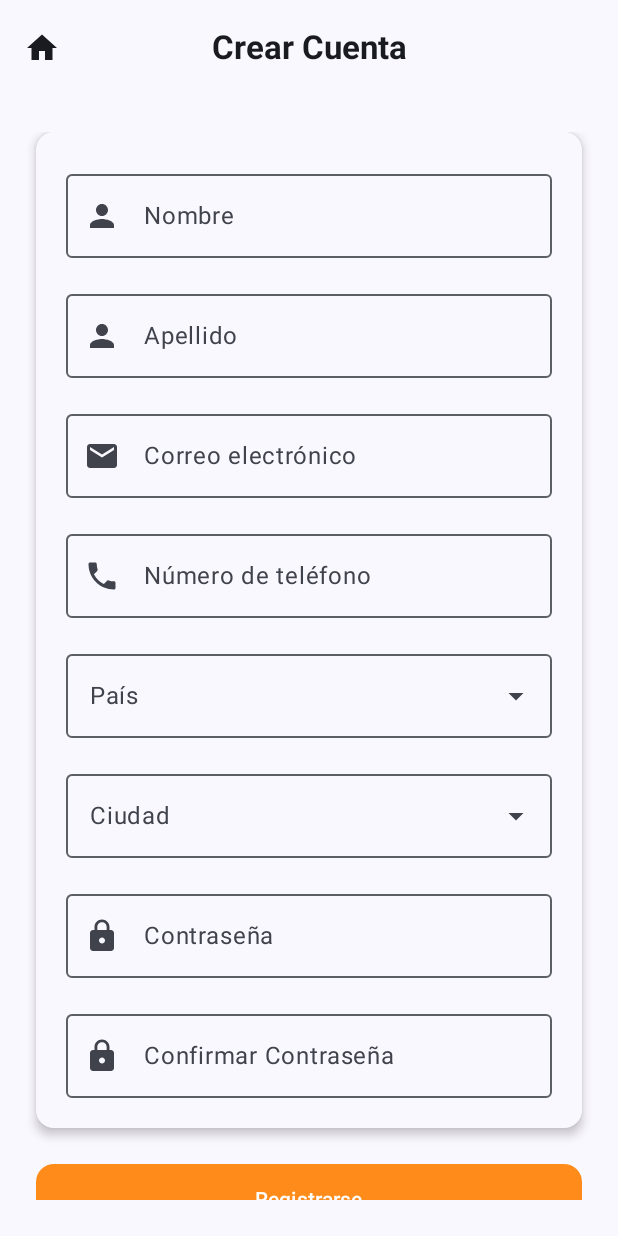
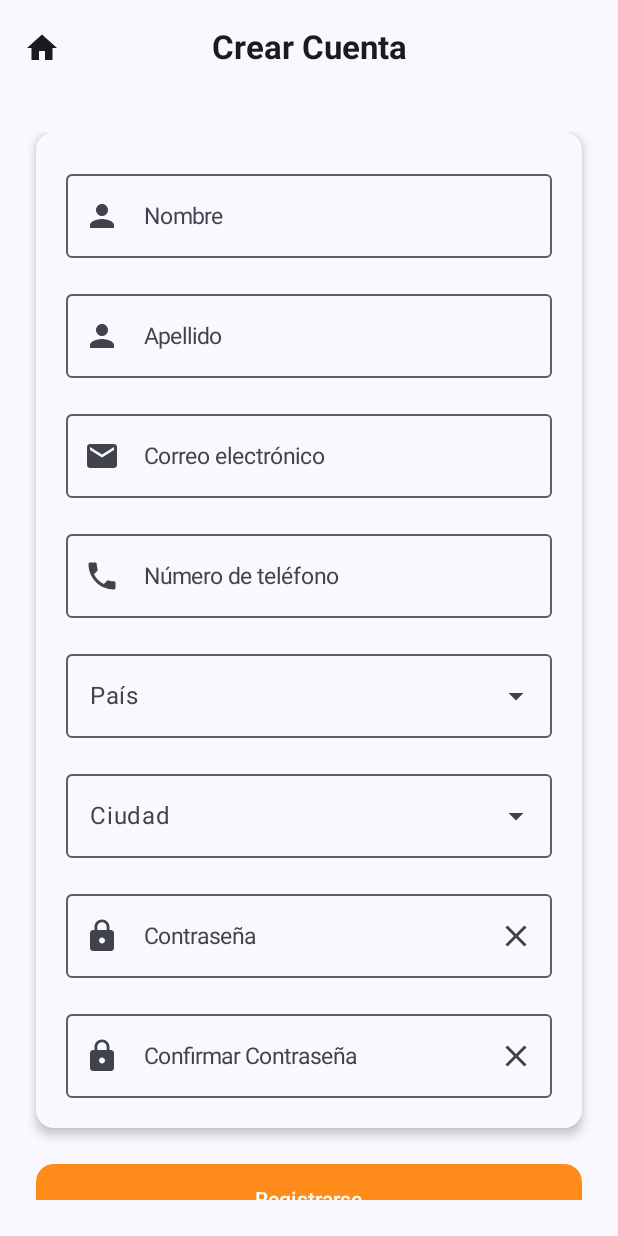
Before and after one commit to dvdm12/unilocal, an Android app built with Jetpack Compose: the Register screen opened through its navigation route, on a phone screen of 412 x 824 dp. Run offline under Robolectric (Android 15) with nearby library versions, the phone set to English and light mode, and no system bars.

```diff
--- a/app/src/main/java/com/example/unilocal/ui/components/home/AuthTextField.kt
+++ b/app/src/main/java/com/example/unilocal/ui/components/home/AuthTextField.kt
@@ -1,63 +1,150 @@
-package com.example.unilocal.ui.components.home // Package declaration
+package com.example.unilocal.ui.components.home
 
-import androidx.compose.foundation.layout.* // Import for layout components
-import androidx.compose.material3.* // Import for Material3 components
-import androidx.compose.runtime.Composable // Import for Composable annotation
-import androidx.compose.runtime.getValue // Import for property delegate 'getValue'
-import androidx.compose.runtime.mutableStateOf // Import for mutable state
-import androidx.compose.runtime.remember // Import for remembering state
-import androidx.compose.runtime.setValue // Import for property delegate 'setValue'
-import androidx.compose.ui.Modifier // Import for Modifier
-import androidx.compose.ui.graphics.vector.ImageVector // Import for vector icons
-import androidx.compose.ui.text.input.PasswordVisualTransformation // Import for password transformation
-import androidx.compose.ui.text.input.VisualTransformation // Import for visual transformation
-import androidx.compose.ui.unit.dp // Import for dp units
+import androidx.compose.foundation.clickable
+import androidx.compose.foundation.layout.*
+import androidx.compose.material.icons.Icons
+import androidx.compose.material.icons.filled.Check
+import androidx.compose.material.icons.filled.Close
+import androidx.compose.material.icons.filled.FavoriteBorder
+import androidx.compose.material3.*
+import androidx.compose.runtime.*
+import androidx.compose.ui.Modifier
+import androidx.compose.ui.graphics.vector.ImageVector
+import androidx.compose.ui.text.TextStyle
+import androidx.compose.ui.text.input.PasswordVisualTransformation
+import androidx.compose.ui.text.input.VisualTransformation
+import androidx.compose.ui.tooling.preview.Preview
+import androidx.compose.ui.unit.dp
+import androidx.compose.ui.unit.sp
 
 /**
- * AuthTextField is a reusable composable for authentication forms.
- * It supports validation for email and password fields, showing error messages from string resources.
+ * A reusable text field for authentication forms.
+ * Supports password visibility toggle and input validation.
  */
-@Composable // Marks this function as a composable
+@Composable
 fun AuthTextField(
-    modifier: Modifier = Modifier,// Modifier for layout/styling
-    value: String, // Current field value
-    onValueChange: (String) -> Unit, // Callback for value change
-    label: String, // Field label
-    placeholder: String, // Placeholder text
-    leadingIcon: ImageVector, // Icon at the start of the field
-    isPassword: Boolean = false, // If true, hides input for password
-    fieldType: String = "text", // Type of field: "email", "password", or "text"
-    emailErrorText: String = "", // Error message for invalid email
-    passwordErrorText: String = "" // Error message for invalid password
+    modifier: Modifier = Modifier,
+    value: String, // Current input value
+    onValueChange: (String) -> Unit, // Callback for input changes
+    label: String, // Label shown above the text field
+    placeholder: String, // Placeholder text shown inside the field
+    leadingIcon: ImageVector, // Icon shown on the left side
+    isPassword: Boolean = false, // Whether the field is for a password
+    fieldType: String = "text", // Type of field: "text", "email", or "password"
+    emailErrorText: String = "", // Error message shown for invalid email
+    passwordErrorText: String = "" // Error message shown for invalid password
 ) {
-    var errorMessage by remember(value) { mutableStateOf("") } // Holds the error message and updates when value changes
-    // Validate input based on field type
-    errorMessage = when (fieldType) { // Select error message based on field type
-        "email" -> if (value.isNotEmpty() && !value.matches(Regex("^[A-Za-z0-9+_.-]+@gmail\\.com$"))) emailErrorText else "" // Email validation
-        "password" -> if (value.isNotEmpty() && value.length < 5) passwordErrorText else "" // Password validation
-        else -> "" // No validation for other types
+    var isPasswordVisible by remember { mutableStateOf(false) } // Tracks whether password is visible
+    var errorMessage by remember(value) { mutableStateOf("") } // Holds validation error messages
+
+    // Validation logic based on fieldType
+    errorMessage = when (fieldType) {
+        "email" -> if (value.isNotEmpty() && !value.matches(
+                Regex("^[A-Za-z0-9+_.-]+@[A-Za-z0-9.-]+\\.[A-Za-z]{2,}$"))
+        ) emailErrorText else ""
+
+        "password" -> if (value.isNotEmpty() && value.length < 5) passwordErrorText else ""
+
+        else -> ""
     }
-    Column(modifier = modifier.fillMaxWidth()) { // Layout column, fills max width
-        OutlinedTextField( // Material3 outlined text field
-            value = value, // Field value
-            onValueChange = onValueChange, // Value change callback
-            label = { Text(label) }, // Field label
-            placeholder = { Text(placeholder) }, // Field placeholder
-            leadingIcon = { // Leading icon composable
-                Icon(imageVector = leadingIcon, contentDescription = null) // Show leading icon
-            },
-            modifier = Modifier.fillMaxWidth(), // Fill max width
-            visualTransformation = if (isPassword) PasswordVisualTransformation() else VisualTransformation.None, // Hide password if needed
-            singleLine = true, // Single line input
-            isError = errorMessage.isNotEmpty() // Highlight field if error
+
+    // Layout column containing the text field and optional error message
+    Column(modifier = modifier.fillMaxWidth()) {
+        // Main input field
+        AuthOutlinedTextField(
+            value = value,
+            onValueChange = onValueChange,
+            label = label,
+            placeholder = placeholder,
+            leadingIcon = leadingIcon,
+            isPassword = isPassword,
+            isPasswordVisible = isPasswordVisible,
+            onVisibilityToggle = { isPasswordVisible = !isPasswordVisible },
+            isError = errorMessage.isNotEmpty()
         )
-        if (errorMessage.isNotEmpty()) { // If there is an error message
-            Text( // Show error message below field
-                text = errorMessage, // Error message text
-                color = MaterialTheme.colorScheme.error, // Error color
-                style = MaterialTheme.typography.labelSmall, // Error text style
-                modifier = Modifier.padding(start = 16.dp, top = 2.dp) // Padding for error text
-            )
-        }
+
+        // Error message shown below the field
+        AuthErrorMessage(errorMessage)
     }
 }
+
+/**
+ * A modular composable for rendering an OutlinedTextField with optional password visibility toggle.
+ */
+@Composable
+private fun AuthOutlinedTextField(
+    value: String,
+    onValueChange: (String) -> Unit,
+    label: String,
+    placeholder: String,
+    leadingIcon: ImageVector,
+    isPassword: Boolean,
+    isPasswordVisible: Boolean,
+    onVisibilityToggle: () -> Unit,
+    isError: Boolean
+) {
+    OutlinedTextField(
+        value = value,
+        onValueChange = onValueChange,
+        label = { Text(label, style = TextStyle(fontSize = 15.sp)) }, // 👈 font size reducido
+        placeholder = { Text(placeholder, style = TextStyle(fontSize = 15.sp)) }, // 👈 font size reducido
+        leadingIcon = {
+            Icon(imageVector = leadingIcon, contentDescription = null)
+        },
+        trailingIcon = {
+            if (isPassword) {
+                val visibilityIcon =
+                    if (isPasswordVisible) Icons.Default.Check else Icons.Default.Close
+                val description =
+                    if (isPasswordVisible) "Hide password" else "Show password"
+                Icon(
+                    imageVector = visibilityIcon,
+                    contentDescription = description,
+                    modifier = Modifier
+                        .clickable { onVisibilityToggle() }
+                        .padding(4.dp)
+                )
+            }
+        },
+        visualTransformation = if (isPassword && !isPasswordVisible)
+            PasswordVisualTransformation() else VisualTransformation.None,
+        singleLine = true,
+        isError = isError,
+        modifier = Modifier.fillMaxWidth(),
+        textStyle = TextStyle(fontSize = 14.sp)
+    )
+}
+
+
+/**
+ * Displays the validation error message under the input field.
+ */
+@Composable
+private fun AuthErrorMessage(errorMessage: String) {
+    if (errorMessage.isNotEmpty()) {
+        Text(
+            text = errorMessage,
+            color = MaterialTheme.colorScheme.error,
+            style = MaterialTheme.typography.labelSmall,
+            modifier = Modifier.padding(start = 16.dp, top = 2.dp)
+        )
+    }
+}
+
+@Preview(showBackground = true, name = "AuthTextField Preview")
+@Composable
+fun AuthTextFieldPreview() {
+    MaterialTheme {
+        AuthTextField(
+            value = "",
+            onValueChange = {},
+            label = "Correo electrónico",
+            placeholder = "Ingresa tu correo",
+            leadingIcon = Icons.Default.FavoriteBorder,
+            isPassword = false,
+            fieldType = "email",
+            emailErrorText = "Correo inválido",
+            passwordErrorText = "Contraseña muy corta"
+        )
+    }
+}
--- a/app/src/main/java/com/example/unilocal/ui/components/users/BottomNavBar.kt
+++ b/app/src/main/java/com/example/unilocal/ui/components/users/BottomNavBar.kt
@@ -25,7 +25,7 @@ fun <T : NavBarItem> BottomNavBar(
                     )
                 },
                 label = {
-                    Text(text = stringResource(id = item.labelRes))
+                    Text(text = stringResource(id = item.labelRes), fontSize = MaterialTheme.typography.labelSmall.fontSize)
                 }
             )
         }
--- a/app/src/main/java/com/example/unilocal/ui/screens/user/tabs/HomeUser.kt
+++ b/app/src/main/java/com/example/unilocal/ui/screens/user/tabs/HomeUser.kt
@@ -22,6 +22,7 @@ import androidx.compose.ui.graphics.Color
 import androidx.compose.ui.layout.ContentScale
 import androidx.compose.ui.res.painterResource
 import androidx.compose.ui.res.stringResource
+import androidx.compose.ui.text.TextStyle
 import androidx.compose.ui.text.font.FontWeight
 import androidx.compose.ui.unit.dp
 import androidx.compose.ui.unit.sp
@@ -134,7 +135,7 @@ fun HomeUser(
             OutlinedTextField(
                 value = "",
                 onValueChange = {},
-                placeholder = { Text(stringResource(R.string.search_placeholder)) },
+                placeholder = { Text(stringResource(R.string.search_placeholder), style = TextStyle(fontSize = 15.sp)) },
                 modifier = Modifier
                     .fillMaxWidth()
                     .height(50.dp)
```
